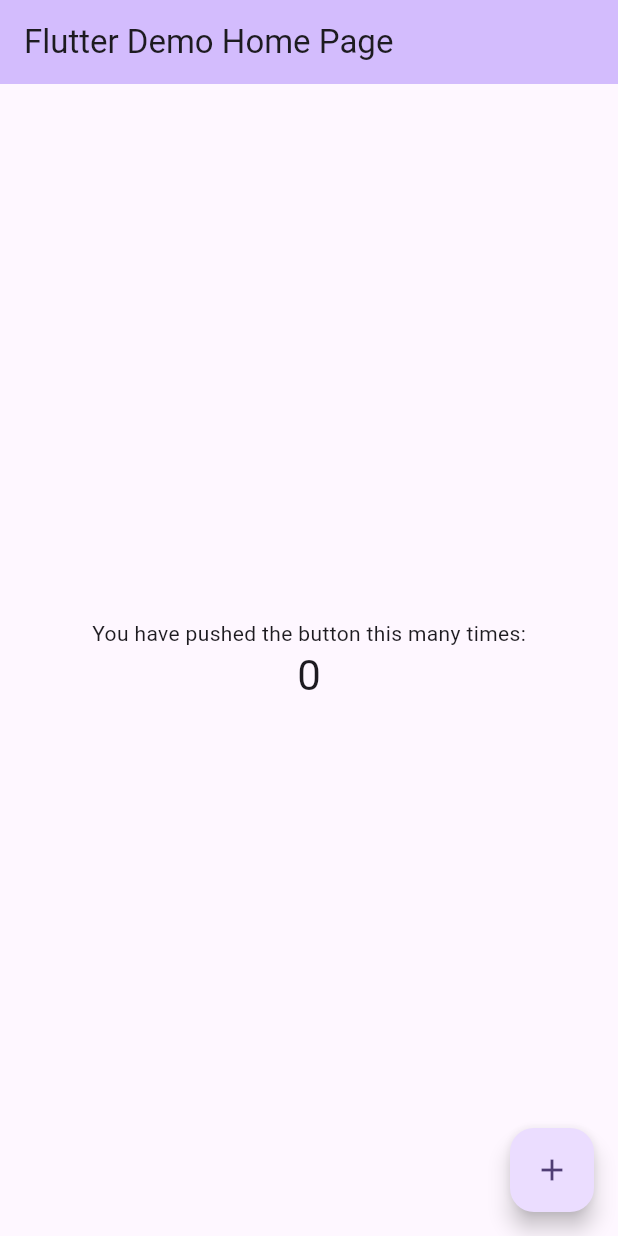
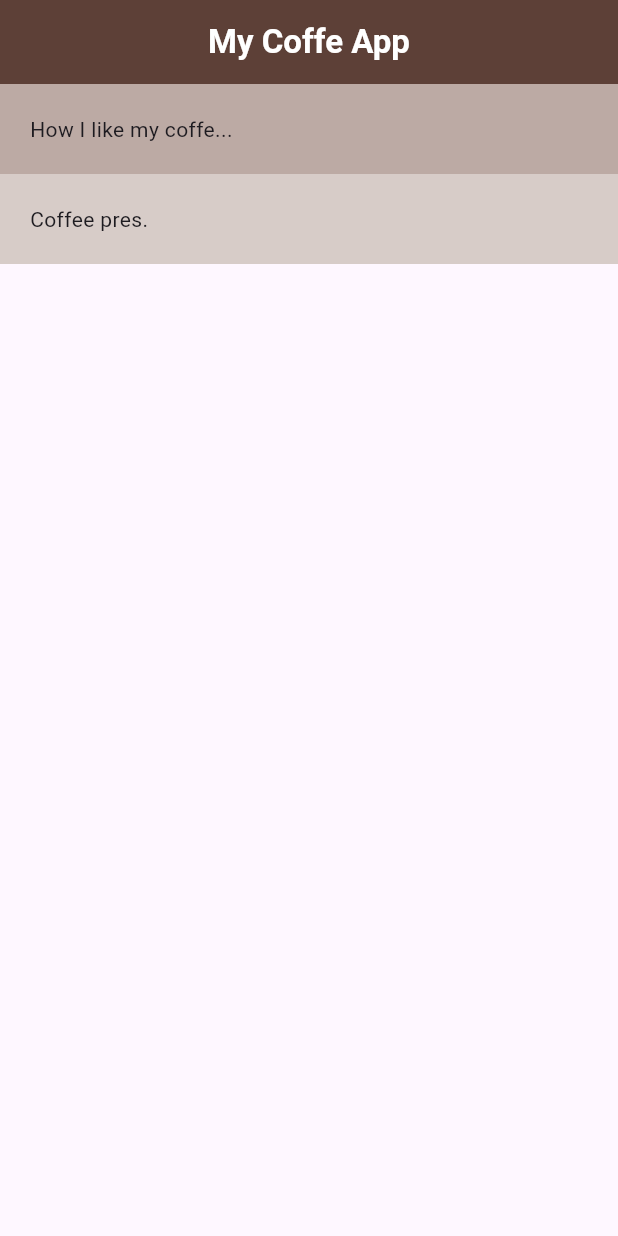
Before and after one commit to oli-tolnai/dartandflutter, a Flutter app: the screen it shows after launch, on a phone screen of 412 x 824 dp. Run offline on Flutter 3.47's test engine with Material 3 defaults, Android fonts, the phone set to English and light mode, and no system bars.

Commit message:
Flutter Crash Course #11  - done

```diff
--- a/Flutter_crash_course/flutter1/coffe_card/analysis_options.yaml
+++ b/Flutter_crash_course/flutter1/coffe_card/analysis_options.yaml
@@ -21,6 +21,10 @@ linter:
   # `// ignore_for_file: name_of_lint` syntax on the line or in the file
   # producing the lint.
   rules:
+    - prefer_const_constructors
+    - prefer_const_literals_to_create_immutables
+    - prefer_const_declarations
+    - use_key_in_widget_constructors
     # avoid_print: false  # Uncomment to disable the `avoid_print` rule
     # prefer_single_quotes: true  # Uncomment to enable the `prefer_single_quotes` rule
 
--- /dev/null
+++ b/Flutter_crash_course/flutter1/coffe_card/lib/home.dart
@@ -0,0 +1,32 @@
+import 'package:flutter/material.dart';
+
+class Home extends StatelessWidget {
+  const Home({super.key});
+
+  @override
+  Widget build(BuildContext context) {
+    return Scaffold(
+      appBar: AppBar(
+        title: const Text("My Coffe App", style: TextStyle(
+          color: Colors.white, fontWeight: FontWeight.bold),),
+        backgroundColor: Colors.brown[700],
+        centerTitle: true,
+      ),
+      body: Column(
+        crossAxisAlignment: CrossAxisAlignment.stretch,
+        children: [
+          Container(
+            color: Colors.brown[200],
+            padding: const EdgeInsets.all(20),
+            child: const Text("How I like my coffe..."),
+          ),
+          Container(
+            color: Colors.brown[100],
+            padding: const EdgeInsets.all(20),
+            child: const Text("Coffee pres."),
+          )
+        ],
+      ),
+    );
+  }
+}
--- a/Flutter_crash_course/flutter1/coffe_card/lib/main.dart
+++ b/Flutter_crash_course/flutter1/coffe_card/lib/main.dart
@@ -1,122 +1,45 @@
+import 'package:coffe_card/home.dart';
 import 'package:flutter/material.dart';
 
+
 void main() {
-  runApp(const MyApp());
+  runApp( const MaterialApp(
+    home: Home()
+  ));
 }
 
-class MyApp extends StatelessWidget {
-  const MyApp({super.key});
 
-  // This widget is the root of your application.
-  @override
-  Widget build(BuildContext context) {
-    return MaterialApp(
-      title: 'Flutter Demo',
-      theme: ThemeData(
-        // This is the theme of your application.
-        //
-        // TRY THIS: Try running your application with "flutter run". You'll see
-        // the application has a purple toolbar. Then, without quitting the app,
-        // try changing the seedColor in the colorScheme below to Colors.green
-        // and then invoke "hot reload" (save your changes or press the "hot
-        // reload" button in a Flutter-supported IDE, or press "r" if you used
-        // the command line to start the app).
-        //
-        // Notice that the counter didn't reset back to zero; the application
-        // state is not lost during the reload. To reset the state, use hot
-        // restart instead.
-        //
-        // This works for code too, not just values: Most code changes can be
-        // tested with just a hot reload.
-        colorScheme: ColorScheme.fromSeed(seedColor: Colors.deepPurple),
-      ),
-      home: const MyHomePage(title: 'Flutter Demo Home Page'),
-    );
-  }
-}
-
-class MyHomePage extends StatefulWidget {
-  const MyHomePage({super.key, required this.title});
-
-  // This widget is the home page of your application. It is stateful, meaning
-  // that it has a State object (defined below) that contains fields that affect
-  // how it looks.
-
-  // This class is the configuration for the state. It holds the values (in this
-  // case the title) provided by the parent (in this case the App widget) and
-  // used by the build method of the State. Fields in a Widget subclass are
-  // always marked "final".
-
-  final String title;
-
-  @override
-  State<MyHomePage> createState() => _MyHomePageState();
-}
-
-class _MyHomePageState extends State<MyHomePage> {
-  int _counter = 0;
-
-  void _incrementCounter() {
-    setState(() {
-      // This call to setState tells the Flutter framework that something has
-      // changed in this State, which causes it to rerun the build method below
-      // so that the display can reflect the updated values. If we changed
-      // _counter without calling setState(), then the build method would not be
-      // called again, and so nothing would appear to happen.
-      _counter++;
-    });
-  }
+class Sandbox extends StatelessWidget {
+  const Sandbox({super.key});
 
   @override
   Widget build(BuildContext context) {
-    // This method is rerun every time setState is called, for instance as done
-    // by the _incrementCounter method above.
-    //
-    // The Flutter framework has been optimized to make rerunning build methods
-    // fast, so that you can just rebuild anything that needs updating rather
-    // than having to individually change instances of widgets.
     return Scaffold(
       appBar: AppBar(
-        // TRY THIS: Try changing the color here to a specific color (to
-        // Colors.amber, perhaps?) and trigger a hot reload to see the AppBar
-        // change color while the other colors stay the same.
-        backgroundColor: Theme.of(context).colorScheme.inversePrimary,
-        // Here we take the value from the MyHomePage object that was created by
-        // the App.build method, and use it to set our appbar title.
-        title: Text(widget.title),
+        title: const Text("Sandbox"),
+        backgroundColor: Colors.grey[500],
       ),
-      body: Center(
-        // Center is a layout widget. It takes a single child and positions it
-        // in the middle of the parent.
-        child: Column(
-          // Column is also a layout widget. It takes a list of children and
-          // arranges them vertically. By default, it sizes itself to fit its
-          // children horizontally, and tries to be as tall as its parent.
-          //
-          // Column has various properties to control how it sizes itself and
-          // how it positions its children. Here we use mainAxisAlignment to
-          // center the children vertically; the main axis here is the vertical
-          // axis because Columns are vertical (the cross axis would be
-          // horizontal).
-          //
-          // TRY THIS: Invoke "debug painting" (choose the "Toggle Debug Paint"
-          // action in the IDE, or press "p" in the console), to see the
-          // wireframe for each widget.
-          mainAxisAlignment: MainAxisAlignment.center,
-          children: <Widget>[
-            const Text('You have pushed the button this many times:'),
-            Text(
-              '$_counter',
-              style: Theme.of(context).textTheme.headlineMedium,
-            ),
-          ],
-        ),
+      body: Column(
+        crossAxisAlignment: CrossAxisAlignment.stretch,
+        mainAxisAlignment: MainAxisAlignment.center,
+        children: [
+          Container(
+            width: 100,
+            color: Colors.red,
+            child: const Text("one"),
+          ),
+          Container(
+            width: 200,
+            color: Colors.green,
+            child: const Text("two"),
+          ),
+          Container(
+            width: 300,
+            color: Colors.blue,
+            child: const Text("three"),
+          ),
+        ],
       ),
-      floatingActionButton: FloatingActionButton(
-        onPressed: _incrementCounter,
-        tooltip: 'Increment',
-        child: const Icon(Icons.add),
-      ), // This trailing comma makes auto-formatting nicer for build methods.
-    );
+      );
   }
 }
```
Also changed, not shown: 1 other file.
